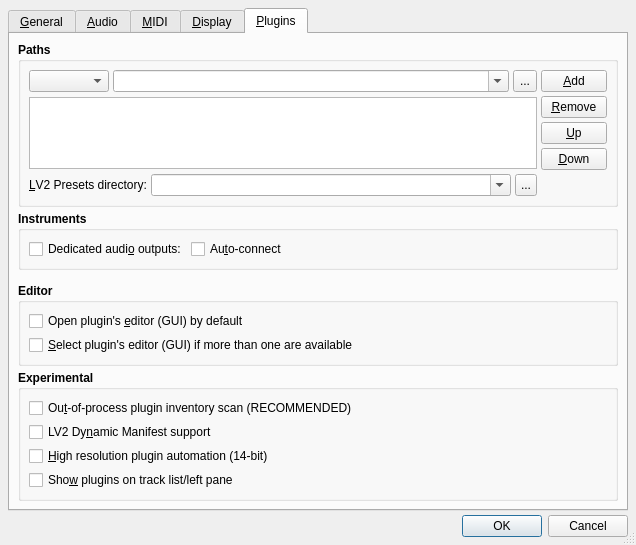
rncbc/qtractor, file src/qtractorOptionsForm.ui: the form before one commit.
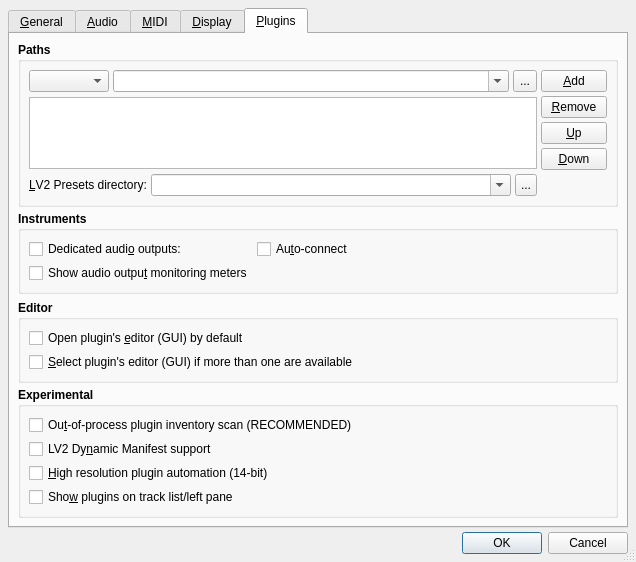
The form after the commit. The open tabs and pages were chosen to show the change. Icons and pictures are not drawn. Custom widgets are drawn as their Qt base class.

Commit message: [xmidimeter] Introducing MIDI track/bus audio output monitoring,   now effective and with a global user preference option:   View / Options... / Plugins / Instruments / Show audio   output monitoring meters. (EXPERIMENTAL)

Patch:
```diff
--- a/src/qtractorOptionsForm.ui
+++ b/src/qtractorOptionsForm.ui
@@ -3562,6 +3562,35 @@
             </property>
            </spacer>
           </item>
+          <item row="1" column="0">
+           <widget class="QCheckBox" name="AudioOutputMonitorCheckBox">
+            <property name="font">
+             <font>
+              <weight>50</weight>
+              <bold>false</bold>
+             </font>
+            </property>
+            <property name="toolTip">
+             <string>Whether to show audio output meters on MIDI tracks and buses</string>
+            </property>
+            <property name="text">
+             <string>Show audio outpu&amp;t monitoring meters</string>
+            </property>
+           </widget>
+          </item>
+          <item row="1" column="1" colspan="2">
+           <spacer>
+            <property name="orientation">
+             <enum>Qt::Horizontal</enum>
+            </property>
+            <property name="sizeHint">
+             <size>
+              <width>20</width>
+              <height>20</height>
+             </size>
+            </property>
+           </spacer>
+          </item>
          </layout>
         </widget>
        </item>
```
Left out of the diff: 3 changed lines with no effect on the pictures. The commit also changes 12 other files.
